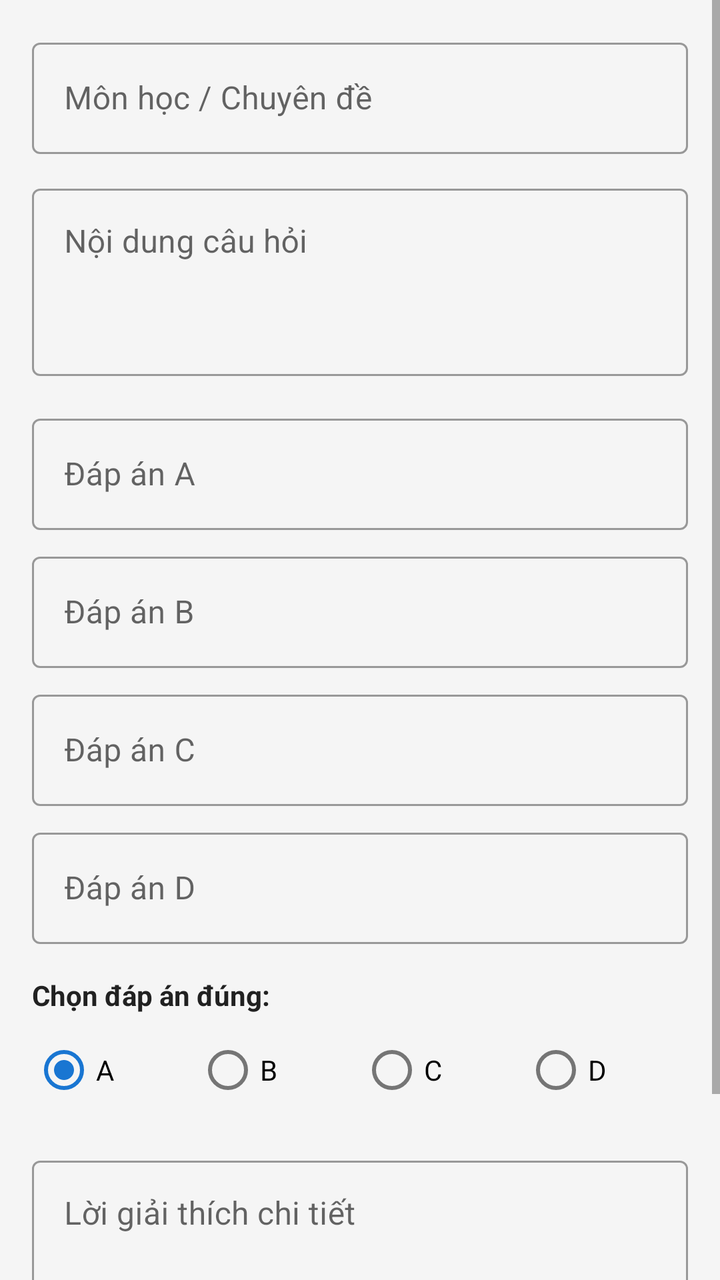
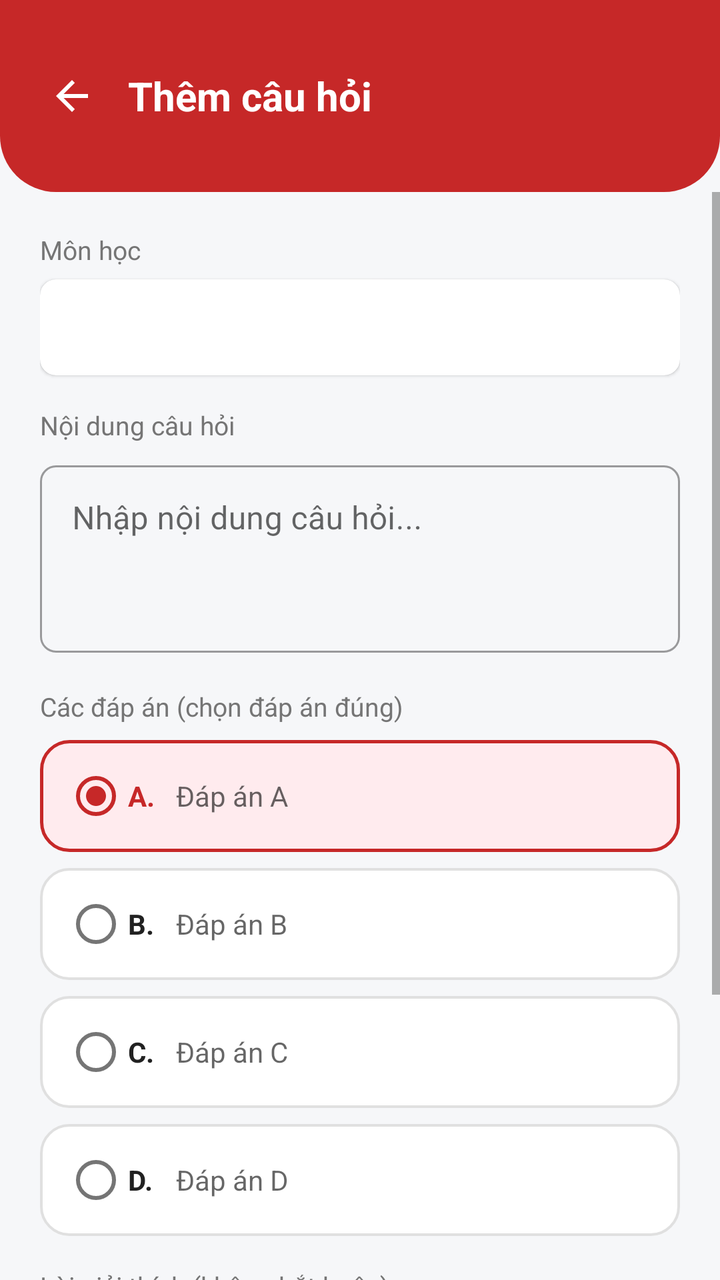

Screens rendered from an Android XML layout before and after an edit, with the pre-edit source and the edit as a unified diff.
<!-- AndroidManifest.xml: application theme Theme.QuizApp -->
<!-- res/layout/activity_question_edit.xml -->
<?xml version="1.0" encoding="utf-8"?>
<ScrollView xmlns:android="http://schemas.android.com/apk/res/android"
    xmlns:app="http://schemas.android.com/apk/res-auto"
    android:layout_width="match_parent"
    android:layout_height="match_parent"
    android:background="@color/background">

    <LinearLayout
        android:layout_width="match_parent"
        android:layout_height="wrap_content"
        android:orientation="vertical"
        android:padding="16dp">

        
        <com.google.android.material.textfield.TextInputLayout
            android:id="@+id/tilCategory"
            style="@style/Widget.MaterialComponents.TextInputLayout.OutlinedBox"
            android:layout_width="match_parent"
            android:layout_height="wrap_content"
            android:layout_marginBottom="12dp"
            android:hint="@string/label_category">

            <com.google.android.material.textfield.TextInputEditText
                android:id="@+id/etCategory"
                android:layout_width="match_parent"
                android:layout_height="wrap_content"
                android:inputType="text" />
        </com.google.android.material.textfield.TextInputLayout>

        
        <com.google.android.material.textfield.TextInputLayout
            android:id="@+id/tilContent"
            style="@style/Widget.MaterialComponents.TextInputLayout.OutlinedBox"
            android:layout_width="match_parent"
            android:layout_height="wrap_content"
            android:layout_marginBottom="16dp"
            android:hint="@string/label_content">

            <com.google.android.material.textfield.TextInputEditText
                android:id="@+id/etContent"
                android:layout_width="match_parent"
                android:layout_height="wrap_content"
                android:gravity="top"
                android:lines="3" />
        </com.google.android.material.textfield.TextInputLayout>

        
        <com.google.android.material.textfield.TextInputLayout
            android:id="@+id/tilOptionA"
            style="@style/Widget.MaterialComponents.TextInputLayout.OutlinedBox"
            android:layout_width="match_parent"
            android:layout_height="wrap_content"
            android:layout_marginBottom="8dp"
            android:hint="@string/label_option_a">

            <com.google.android.material.textfield.TextInputEditText
                android:id="@+id/etOptionA"
                android:layout_width="match_parent"
                android:layout_height="wrap_content" />
        </com.google.android.material.textfield.TextInputLayout>

        <com.google.android.material.textfield.TextInputLayout
            android:id="@+id/tilOptionB"
            style="@style/Widget.MaterialComponents.TextInputLayout.OutlinedBox"
            android:layout_width="match_parent"
            android:layout_height="wrap_content"
            android:layout_marginBottom="8dp"
            android:hint="@string/label_option_b">

            <com.google.android.material.textfield.TextInputEditText
                android:id="@+id/etOptionB"
                android:layout_width="match_parent"
                android:layout_height="wrap_content" />
        </com.google.android.material.textfield.TextInputLayout>

        <com.google.android.material.textfield.TextInputLayout
            android:id="@+id/tilOptionC"
            style="@style/Widget.MaterialComponents.TextInputLayout.OutlinedBox"
            android:layout_width="match_parent"
            android:layout_height="wrap_content"
            android:layout_marginBottom="8dp"
            android:hint="@string/label_option_c">

            <com.google.android.material.textfield.TextInputEditText
                android:id="@+id/etOptionC"
                android:layout_width="match_parent"
                android:layout_height="wrap_content" />
        </com.google.android.material.textfield.TextInputLayout>

        <com.google.android.material.textfield.TextInputLayout
            android:id="@+id/tilOptionD"
            style="@style/Widget.MaterialComponents.TextInputLayout.OutlinedBox"
            android:layout_width="match_parent"
            android:layout_height="wrap_content"
            android:layout_marginBottom="16dp"
            android:hint="@string/label_option_d">

            <com.google.android.material.textfield.TextInputEditText
                android:id="@+id/etOptionD"
                android:layout_width="match_parent"
                android:layout_height="wrap_content" />
        </com.google.android.material.textfield.TextInputLayout>

        
        <TextView
            android:layout_width="wrap_content"
            android:layout_height="wrap_content"
            android:layout_marginBottom="4dp"
            android:text="@string/label_correct_answer"
            android:textColor="@color/text_primary"
            android:textStyle="bold" />

        <RadioGroup
            android:id="@+id/rgCorrectAnswer"
            android:layout_width="match_parent"
            android:layout_height="wrap_content"
            android:layout_marginBottom="16dp"
            android:orientation="horizontal">

            <RadioButton
                android:id="@+id/rbOptionA"
                android:layout_width="0dp"
                android:layout_height="wrap_content"
                android:layout_weight="1"
                android:checked="true"
                android:text="A" />

            <RadioButton
                android:id="@+id/rbOptionB"
                android:layout_width="0dp"
                android:layout_height="wrap_content"
                android:layout_weight="1"
                android:text="B" />

            <RadioButton
                android:id="@+id/rbOptionC"
                android:layout_width="0dp"
                android:layout_height="wrap_content"
                android:layout_weight="1"
                android:text="C" />

            <RadioButton
                android:id="@+id/rbOptionD"
                android:layout_width="0dp"
                android:layout_height="wrap_content"
                android:layout_weight="1"
                android:text="D" />
        </RadioGroup>

        
        <com.google.android.material.textfield.TextInputLayout
            android:id="@+id/tilExplanation"
            style="@style/Widget.MaterialComponents.TextInputLayout.OutlinedBox"
            android:layout_width="match_parent"
            android:layout_height="wrap_content"
            android:layout_marginBottom="24dp"
            android:hint="@string/label_explanation">

            <com.google.android.material.textfield.TextInputEditText
                android:id="@+id/etExplanation"
                android:layout_width="match_parent"
                android:layout_height="wrap_content"
                android:gravity="top"
                android:lines="2" />
        </com.google.android.material.textfield.TextInputLayout>

        
        <com.google.android.material.button.MaterialButton
            android:id="@+id/btnSave"
            android:layout_width="match_parent"
            android:layout_height="54dp"
            android:text="@string/btn_save"
            app:cornerRadius="12dp" />

    </LinearLayout>

</ScrollView>
<!-- resources referenced by this layout -->
<resources>
  <color name="background">#F5F5F5</color>
  <color name="text_primary">#212121</color>
  <string name="btn_save">Lưu câu hỏi</string>
  <string name="label_category">Môn học / Chuyên đề</string>
  <string name="label_content">Nội dung câu hỏi</string>
  <string name="label_correct_answer">Chọn đáp án đúng:</string>
  <string name="label_explanation">Lời giải thích chi tiết</string>
  <string name="label_option_a">Đáp án A</string>
  <string name="label_option_b">Đáp án B</string>
  <string name="label_option_c">Đáp án C</string>
  <string name="label_option_d">Đáp án D</string>
  <style name="Theme.QuizApp" parent="Theme.MaterialComponents.DayNight.DarkActionBar">
          
          <item name="colorPrimary">@color/primary</item>
          <item name="colorPrimaryVariant">@color/primary_dark</item>
          <item name="colorOnPrimary">@color/text_on_primary</item>
          
          <item name="colorSecondary">@color/accent</item>
          <item name="colorOnSecondary">@color/text_on_primary</item>
          
          <item name="android:statusBarColor">@color/primary_dark</item>
      </style>
  <color name="primary">#C62828</color>
  <color name="primary_dark">#8E0000</color>
  <color name="text_on_primary">#FFFFFF</color>
  <color name="accent">#1976D2</color>
</resources>

<!-- the commit's change to res/layout/activity_question_edit.xml (unified diff, before → after) -->
@@ -1,177 +1,283 @@
 <?xml version="1.0" encoding="utf-8"?>
-<ScrollView xmlns:android="http://schemas.android.com/apk/res/android"
+<LinearLayout xmlns:android="http://schemas.android.com/apk/res/android"
     xmlns:app="http://schemas.android.com/apk/res-auto"
     android:layout_width="match_parent"
     android:layout_height="match_parent"
-    android:background="@color/background">
-
-    <LinearLayout
+    android:background="@color/background"
+    android:orientation="vertical">
+
+    
+    <RelativeLayout
         android:layout_width="match_parent"
         android:layout_height="wrap_content"
-        android:orientation="vertical"
-        android:padding="16dp">
-
-        
-        <com.google.android.material.textfield.TextInputLayout
-            android:id="@+id/tilCategory"
-            style="@style/Widget.MaterialComponents.TextInputLayout.OutlinedBox"
+        android:background="@drawable/header_curved_red"
+        android:paddingStart="16dp"
+        android:paddingTop="36dp"
+        android:paddingEnd="16dp"
+        android:paddingBottom="20dp">
+
+        <ImageButton
+            android:id="@+id/btnBackEdit"
+            android:layout_width="40dp"
+            android:layout_height="40dp"
+            android:layout_alignParentStart="true"
+            android:layout_centerVertical="true"
+            android:background="?attr/selectableItemBackgroundBorderless"
+            android:contentDescription="Quay lại"
+            android:src="@drawable/ic_arrow_back"
+            app:tint="#FFFFFF" />
+
+        <TextView
+            android:id="@+id/tvHeaderTitle"
+            android:layout_width="wrap_content"
+            android:layout_height="wrap_content"
+            android:layout_centerVertical="true"
+            android:layout_marginStart="8dp"
+            android:layout_toEndOf="@id/btnBackEdit"
+            android:text="Thêm câu hỏi"
+            android:textColor="#FFFFFF"
+            android:textSize="20sp"
+            android:textStyle="bold" />
+    </RelativeLayout>
+
+    <ScrollView
+        android:layout_width="match_parent"
+        android:layout_height="0dp"
+        android:layout_weight="1">
+
+        <LinearLayout
             android:layout_width="match_parent"
             android:layout_height="wrap_content"
-            android:layout_marginBottom="12dp"
-            android:hint="@string/label_category">
-
-            <com.google.android.material.textfield.TextInputEditText
-                android:id="@+id/etCategory"
-                android:layout_width="match_parent"
-                android:layout_height="wrap_content"
-                android:inputType="text" />
-        </com.google.android.material.textfield.TextInputLayout>
-
-        
-        <com.google.android.material.textfield.TextInputLayout
-            android:id="@+id/tilContent"
-            style="@style/Widget.MaterialComponents.TextInputLayout.OutlinedBox"
-            android:layout_width="match_parent"
-            android:layout_height="wrap_content"
-            android:layout_marginBottom="16dp"
-            android:hint="@string/label_content">
-
-            <com.google.android.material.textfield.TextInputEditText
-                android:id="@+id/etContent"
-                android:layout_width="match_parent"
-                android:layout_height="wrap_content"
-                android:gravity="top"
-                android:lines="3" />
-        </com.google.android.material.textfield.TextInputLayout>
-
-        
-        <com.google.android.material.textfield.TextInputLayout
-            android:id="@+id/tilOptionA"
-            style="@style/Widget.MaterialComponents.TextInputLayout.OutlinedBox"
-            android:layout_width="match_parent"
-            android:layout_height="wrap_content"
-            android:layout_marginBottom="8dp"
-            android:hint="@string/label_option_a">
-
-            <com.google.android.material.textfield.TextInputEditText
-                android:id="@+id/etOptionA"
-                android:layout_width="match_parent"
-                android:layout_height="wrap_content" />
-        </com.google.android.material.textfield.TextInputLayout>
-
-        <com.google.android.material.textfield.TextInputLayout
-            android:id="@+id/tilOptionB"
-            style="@style/Widget.MaterialComponents.TextInputLayout.OutlinedBox"
-            android:layout_width="match_parent"
-            android:layout_height="wrap_content"
-            android:layout_marginBottom="8dp"
-            android:hint="@string/label_option_b">
-
-            <com.google.android.material.textfield.TextInputEditText
-                android:id="@+id/etOptionB"
-                android:layout_width="match_parent"
-                android:layout_height="wrap_content" />
-        </com.google.android.material.textfield.TextInputLayout>
-
-        <com.google.android.material.textfield.TextInputLayout
-            android:id="@+id/tilOptionC"
-            style="@style/Widget.MaterialComponents.TextInputLayout.OutlinedBox"
-            android:layout_width="match_parent"
-            android:layout_height="wrap_content"
-            android:layout_marginBottom="8dp"
-            android:hint="@string/label_option_c">
-
-            <com.google.android.material.textfield.TextInputEditText
-                android:id="@+id/etOptionC"
-                android:layout_width="match_parent"
-                android:layout_height="wrap_content" />
-        </com.google.android.material.textfield.TextInputLayout>
-
-        <com.google.android.material.textfield.TextInputLayout
-            android:id="@+id/tilOptionD"
-            style="@style/Widget.MaterialComponents.TextInputLayout.OutlinedBox"
-            android:layout_width="match_parent"
-            android:layout_height="wrap_content"
-            android:layout_marginBottom="16dp"
-            android:hint="@string/label_option_d">
-
-            <com.google.android.material.textfield.TextInputEditText
-                android:id="@+id/etOptionD"
-                android:layout_width="match_parent"
-                android:layout_height="wrap_content" />
-        </com.google.android.material.textfield.TextInputLayout>
-
-        
-        <TextView
-            android:layout_width="wrap_content"
-            android:layout_height="wrap_content"
-            android:layout_marginBottom="4dp"
-            android:text="@string/label_correct_answer"
-            android:textColor="@color/text_primary"
-            android:textStyle="bold" />
-
-        <RadioGroup
-            android:id="@+id/rgCorrectAnswer"
-            android:layout_width="match_parent"
-            android:layout_height="wrap_content"
-            android:layout_marginBottom="16dp"
-            android:orientation="horizontal">
-
-            <RadioButton
-                android:id="@+id/rbOptionA"
-                android:layout_width="0dp"
-                android:layout_height="wrap_content"
-                android:layout_weight="1"
-                android:checked="true"
-                android:text="A" />
-
-            <RadioButton
-                android:id="@+id/rbOptionB"
-                android:layout_width="0dp"
-                android:layout_height="wrap_content"
-                android:layout_weight="1"
-                android:text="B" />
-
-            <RadioButton
-                android:id="@+id/rbOptionC"
-                android:layout_width="0dp"
-                android:layout_height="wrap_content"
-                android:layout_weight="1"
-                android:text="C" />
-
-            <RadioButton
-                android:id="@+id/rbOptionD"
-                android:layout_width="0dp"
-                android:layout_height="wrap_content"
-                android:layout_weight="1"
-                android:text="D" />
-        </RadioGroup>
-
-        
-        <com.google.android.material.textfield.TextInputLayout
-            android:id="@+id/tilExplanation"
-            style="@style/Widget.MaterialComponents.TextInputLayout.OutlinedBox"
-            android:layout_width="match_parent"
-            android:layout_height="wrap_content"
-            android:layout_marginBottom="24dp"
-            android:hint="@string/label_explanation">
-
-            <com.google.android.material.textfield.TextInputEditText
-                android:id="@+id/etExplanation"
-                android:layout_width="match_parent"
-                android:layout_height="wrap_content"
-                android:gravity="top"
-                android:lines="2" />
-        </com.google.android.material.textfield.TextInputLayout>
-
-        
-        <com.google.android.material.button.MaterialButton
-            android:id="@+id/btnSave"
-            android:layout_width="match_parent"
-            android:layout_height="54dp"
-            android:text="@string/btn_save"
-            app:cornerRadius="12dp" />
-
-    </LinearLayout>
-
-</ScrollView>
+            android:orientation="vertical"
+            android:padding="20dp">
+
+            
+            <TextView
+                android:layout_width="wrap_content"
+                android:layout_height="wrap_content"
+                android:text="Môn học"
+                android:textColor="@color/text_secondary"
+                android:textSize="13sp" />
+
+            <androidx.cardview.widget.CardView
+                android:layout_width="match_parent"
+                android:layout_height="48dp"
+                android:layout_marginTop="6dp"
+                android:layout_marginBottom="16dp"
+                app:cardCornerRadius="8dp"
+                app:cardElevation="1dp">
+
+                <Spinner
+                    android:id="@+id/spnSubject"
+                    android:layout_width="match_parent"
+                    android:layout_height="match_parent"
+                    android:background="@null"
+                    android:paddingHorizontal="12dp" />
+            </androidx.cardview.widget.CardView>
+
+            
+            <TextView
+                android:layout_width="wrap_content"
+                android:layout_height="wrap_content"
+                android:text="Nội dung câu hỏi"
+                android:textColor="@color/text_secondary"
+                android:textSize="13sp" />
+
+            <com.google.android.material.textfield.TextInputLayout
+                style="@style/Widget.MaterialComponents.TextInputLayout.OutlinedBox"
+                android:layout_width="match_parent"
+                android:layout_height="wrap_content"
+                android:layout_marginTop="6dp"
+                android:layout_marginBottom="18dp"
+                app:boxCornerRadiusBottomEnd="8dp"
+                app:boxCornerRadiusBottomStart="8dp"
+                app:boxCornerRadiusTopEnd="8dp"
+                app:boxCornerRadiusTopStart="8dp">
+
+                <com.google.android.material.textfield.TextInputEditText
+                    android:id="@+id/etContent"
+                    android:layout_width="match_parent"
+                    android:layout_height="wrap_content"
+                    android:gravity="top"
+                    android:hint="Nhập nội dung câu hỏi..."
+                    android:lines="3" />
+            </com.google.android.material.textfield.TextInputLayout>
+
+            
+            <TextView
+                android:layout_width="wrap_content"
+                android:layout_height="wrap_content"
+                android:layout_marginBottom="8dp"
+                android:text="Các đáp án (chọn đáp án đúng)"
+                android:textColor="@color/text_secondary"
+                android:textSize="13sp" />
+
+            
+            <LinearLayout
+                android:id="@+id/cardOptA"
+                android:layout_width="match_parent"
+                android:layout_height="wrap_content"
+                android:layout_marginBottom="8dp"
+                android:background="@drawable/bg_option_selected"
+                android:gravity="center_vertical"
+                android:orientation="horizontal"
+                android:paddingHorizontal="12dp"
+                android:paddingVertical="4dp">
+
+                <RadioButton
+                    android:id="@+id/rbOptionA"
+                    android:layout_width="wrap_content"
+                    android:layout_height="wrap_content"
+                    android:checked="true"
+                    android:text="A."
+                    android:textColor="@color/primary"
+                    android:textStyle="bold" />
+
+                <EditText
+                    android:id="@+id/etOptionA"
+                    android:layout_width="match_parent"
+                    android:layout_height="wrap_content"
+                    android:background="@null"
+                    android:hint="Đáp án A"
+                    android:paddingStart="8dp"
+                    android:paddingEnd="8dp"
+                    android:textSize="14sp" />
+            </LinearLayout>
+
+            
+            <LinearLayout
+                android:id="@+id/cardOptB"
+                android:layout_width="match_parent"
+                android:layout_height="wrap_content"
+                android:layout_marginBottom="8dp"
+                android:background="@drawable/bg_option_default"
+                android:gravity="center_vertical"
+                android:orientation="horizontal"
+                android:paddingHorizontal="12dp"
+                android:paddingVertical="4dp">
+
+                <RadioButton
+                    android:id="@+id/rbOptionB"
+                    android:layout_width="wrap_content"
+                    android:layout_height="wrap_content"
+                    android:text="B."
+                    android:textColor="@color/text_primary"
+                    android:textStyle="bold" />
+
+                <EditText
+                    android:id="@+id/etOptionB"
+                    android:layout_width="match_parent"
+                    android:layout_height="wrap_content"
+                    android:background="@null"
+                    android:hint="Đáp án B"
+                    android:paddingStart="8dp"
+                    android:paddingEnd="8dp"
+                    android:textSize="14sp" />
+            </LinearLayout>
+
+            
+            <LinearLayout
+                android:id="@+id/cardOptC"
+                android:layout_width="match_parent"
+                android:layout_height="wrap_content"
+                android:layout_marginBottom="8dp"
+                android:background="@drawable/bg_option_default"
+                android:gravity="center_vertical"
+                android:orientation="horizontal"
+                android:paddingHorizontal="12dp"
+                android:paddingVertical="4dp">
+
+                <RadioButton
+                    android:id="@+id/rbOptionC"
+                    android:layout_width="wrap_content"
+                    android:layout_height="wrap_content"
+                    android:text="C."
+                    android:textColor="@color/text_primary"
+                    android:textStyle="bold" />
+
+                <EditText
+                    android:id="@+id/etOptionC"
+                    android:layout_width="match_parent"
+                    android:layout_height="wrap_content"
+                    android:background="@null"
+                    android:hint="Đáp án C"
+                    android:paddingStart="8dp"
+                    android:paddingEnd="8dp"
+                    android:textSize="14sp" />
+            </LinearLayout>
+
+            
+            <LinearLayout
+                android:id="@+id/cardOptD"
+                android:layout_width="match_parent"
+                android:layout_height="wrap_content"
+                android:layout_marginBottom="16dp"
+                android:background="@drawable/bg_option_default"
+                android:gravity="center_vertical"
+                android:orientation="horizontal"
+                android:paddingHorizontal="12dp"
+                android:paddingVertical="4dp">
+
+                <RadioButton
+                    android:id="@+id/rbOptionD"
+                    android:layout_width="wrap_content"
+                    android:layout_height="wrap_content"
+                    android:text="D."
+                    android:textColor="@color/text_primary"
+                    android:textStyle="bold" />
+
+                <EditText
+                    android:id="@+id/etOptionD"
+                    android:layout_width="match_parent"
+                    android:layout_height="wrap_content"
+                    android:background="@null"
+                    android:hint="Đáp án D"
+                    android:paddingStart="8dp"
+                    android:paddingEnd="8dp"
+                    android:textSize="14sp" />
+            </LinearLayout>
+
+            
+            <TextView
+                android:layout_width="wrap_content"
+                android:layout_height="wrap_content"
+                android:text="Lời giải thích (không bắt buộc)"
+                android:textColor="@color/text_secondary"
+                android:textSize="13sp" />
+
+            <com.google.android.material.textfield.TextInputLayout
+                style="@style/Widget.MaterialComponents.TextInputLayout.OutlinedBox"
+                android:layout_width="match_parent"
+                android:layout_height="wrap_content"
+                android:layout_marginTop="6dp"
+                android:layout_marginBottom="24dp"
+                app:boxCornerRadiusBottomEnd="8dp"
+                app:boxCornerRadiusBottomStart="8dp"
+                app:boxCornerRadiusTopEnd="8dp"
+                app:boxCornerRadiusTopStart="8dp">
+
+                <com.google.android.material.textfield.TextInputEditText
+                    android:id="@+id/etExplanation"
+                    android:layout_width="match_parent"
+                    android:layout_height="wrap_content"
+                    android:gravity="top"
+                    android:hint="Nhập giải thích cho đáp án..."
+                    android:lines="2" />
+            </com.google.android.material.textfield.TextInputLayout>
+
+            
+            <com.google.android.material.button.MaterialButton
+                android:id="@+id/btnSave"
+                android:layout_width="match_parent"
+                android:layout_height="52dp"
+                android:backgroundTint="@color/primary"
+                android:text="Lưu câu hỏi"
+                android:textAllCaps="false"
+                android:textColor="#FFFFFF"
+                android:textSize="16sp"
+                app:cornerRadius="12dp" />
+
+        </LinearLayout>
+    </ScrollView>
+
+</LinearLayout>
<!-- resource entries referenced after the edit -->
@@ -1,30 +1,65 @@
 <!-- resources referenced by this layout -->
 <resources>
-  <color name="background">#F5F5F5</color>
+  <color name="background">#F6F7F9</color>
   <color name="text_primary">#212121</color>
-  <string name="btn_save">Lưu câu hỏi</string>
-  <string name="label_category">Môn học / Chuyên đề</string>
-  <string name="label_content">Nội dung câu hỏi</string>
-  <string name="label_correct_answer">Chọn đáp án đúng:</string>
-  <string name="label_explanation">Lời giải thích chi tiết</string>
-  <string name="label_option_a">Đáp án A</string>
-  <string name="label_option_b">Đáp án B</string>
-  <string name="label_option_c">Đáp án C</string>
-  <string name="label_option_d">Đáp án D</string>
-  <style name="Theme.QuizApp" parent="Theme.MaterialComponents.DayNight.DarkActionBar">
+  <color name="text_secondary">#757575</color>
+  <!-- drawable bg_option_default (drawable) -->
+  <?xml version="1.0" encoding="utf-8"?>
+  <shape xmlns:android="http://schemas.android.com/apk/res/android"
+      android:shape="rectangle">
+      <solid android:color="@color/surface" />
+      <corners android:radius="14dp" />
+      <stroke
+          android:width="1.2dp"
+          android:color="#E0E0E0" />
+  </shape>
+  <!-- drawable bg_option_selected (drawable) -->
+  <?xml version="1.0" encoding="utf-8"?>
+  <shape xmlns:android="http://schemas.android.com/apk/res/android"
+      android:shape="rectangle">
+      <solid android:color="@color/primary_soft" />
+      <corners android:radius="14dp" />
+      <stroke
+          android:width="1.8dp"
+          android:color="@color/primary" />
+  </shape>
+  <!-- drawable header_curved_red (drawable) -->
+  <?xml version="1.0" encoding="utf-8"?>
+  <shape xmlns:android="http://schemas.android.com/apk/res/android"
+      android:shape="rectangle">
+      <solid android:color="@color/primary" />
+      <corners
+          android:bottomLeftRadius="28dp"
+          android:bottomRightRadius="28dp" />
+  </shape>
+  <!-- drawable ic_arrow_back (drawable) -->
+  <vector xmlns:android="http://schemas.android.com/apk/res/android"
+      android:width="24dp"
+      android:height="24dp"
+      android:viewportWidth="24"
+      android:viewportHeight="24">
+      <path
+          android:fillColor="#FFFFFFFF"
+          android:pathData="M20,11H7.83l5.59,-5.59L12,4l-8,8 8,8 1.41,-1.41L7.83,13H20v-2z" />
+  </vector>
+  <style name="Theme.QuizApp" parent="Theme.MaterialComponents.DayNight.NoActionBar">
           
           <item name="colorPrimary">@color/primary</item>
           <item name="colorPrimaryVariant">@color/primary_dark</item>
           <item name="colorOnPrimary">@color/text_on_primary</item>
           
-          <item name="colorSecondary">@color/accent</item>
+          <item name="colorSecondary">@color/primary</item>
           <item name="colorOnSecondary">@color/text_on_primary</item>
           
-          <item name="android:statusBarColor">@color/primary_dark</item>
+          <item name="android:windowBackground">@color/background</item>
+          
+          <item name="android:statusBarColor">@color/primary</item>
+          <item name="android:windowLightStatusBar">false</item>
       </style>
+  <color name="surface">#FFFFFF</color>
+  <color name="primary_soft">#FFEBEE</color>
   <color name="primary">#C62828</color>
   <color name="primary_dark">#8E0000</color>
   <color name="text_on_primary">#FFFFFF</color>
-  <color name="accent">#1976D2</color>
 </resources>
 
